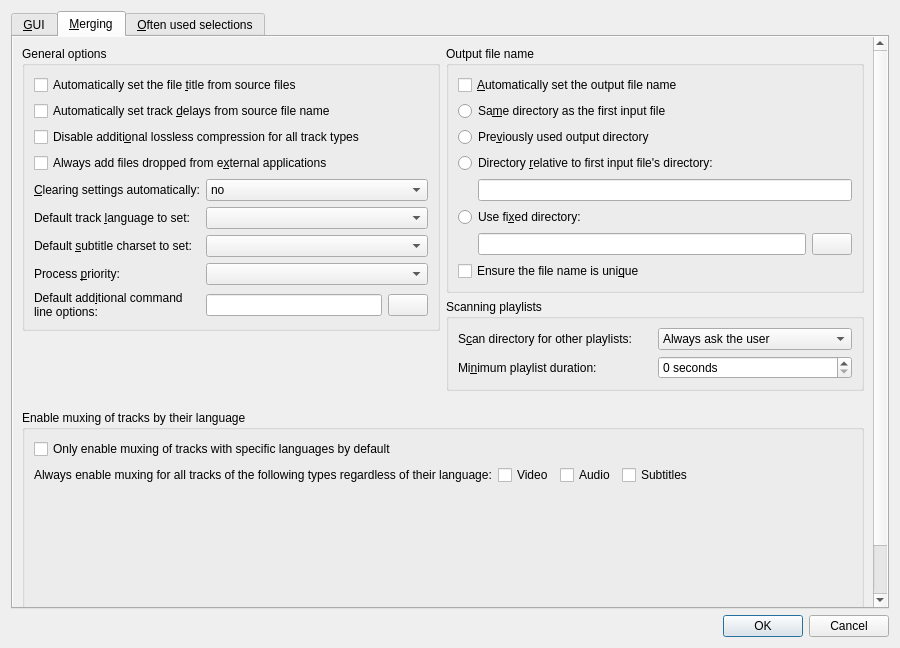
Old version of the form src/mkvtoolnix-gui/forms/main_window/preferences_dialog.ui in the repository jpsdr/MKVToolnix-Windows-7.
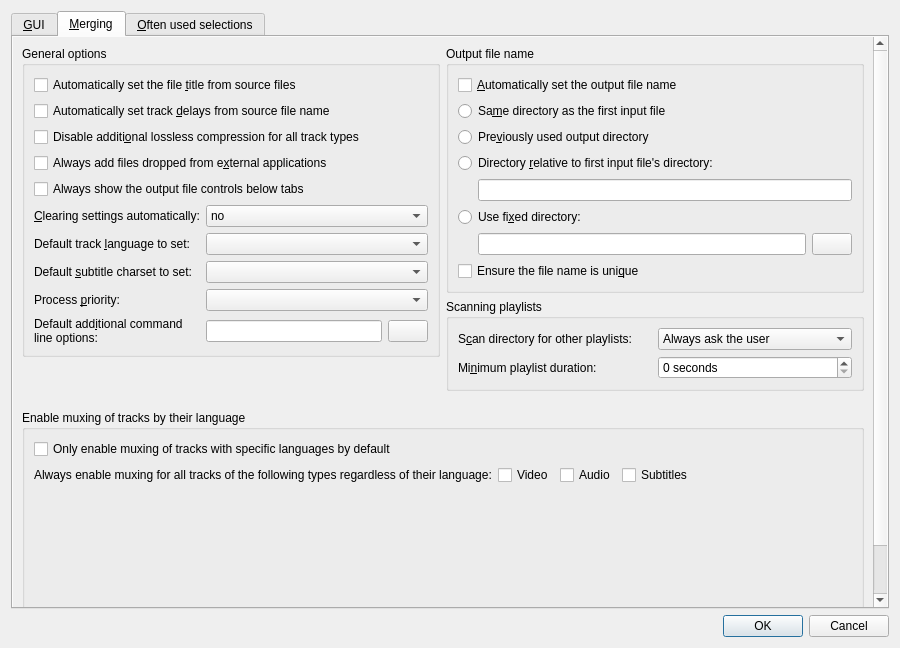
New version of the form. The open tabs and pages were chosen to show the change. Icons and pictures are not drawn. Custom widgets are drawn as their Qt base class.

Commit message:
GUI: merge: optionally move output file name controls below the tab widget
Implements #1266.

```diff
--- a/src/mkvtoolnix-gui/forms/main_window/preferences_dialog.ui
+++ b/src/mkvtoolnix-gui/forms/main_window/preferences_dialog.ui
@@ -386,6 +386,13 @@
                       </property>
                      </widget>
                     </item>
+                    <item>
+                     <widget class="QCheckBox" name="cbMAlwaysShowOutputFileControls">
+                      <property name="text">
+                       <string>Always show the output file controls below tabs</string>
+                      </property>
+                     </widget>
+                    </item>
                     <item>
                      <layout class="QGridLayout" name="gridLayout_2">
                       <item row="4" column="1">
```
The commit also changes 9 other files.
